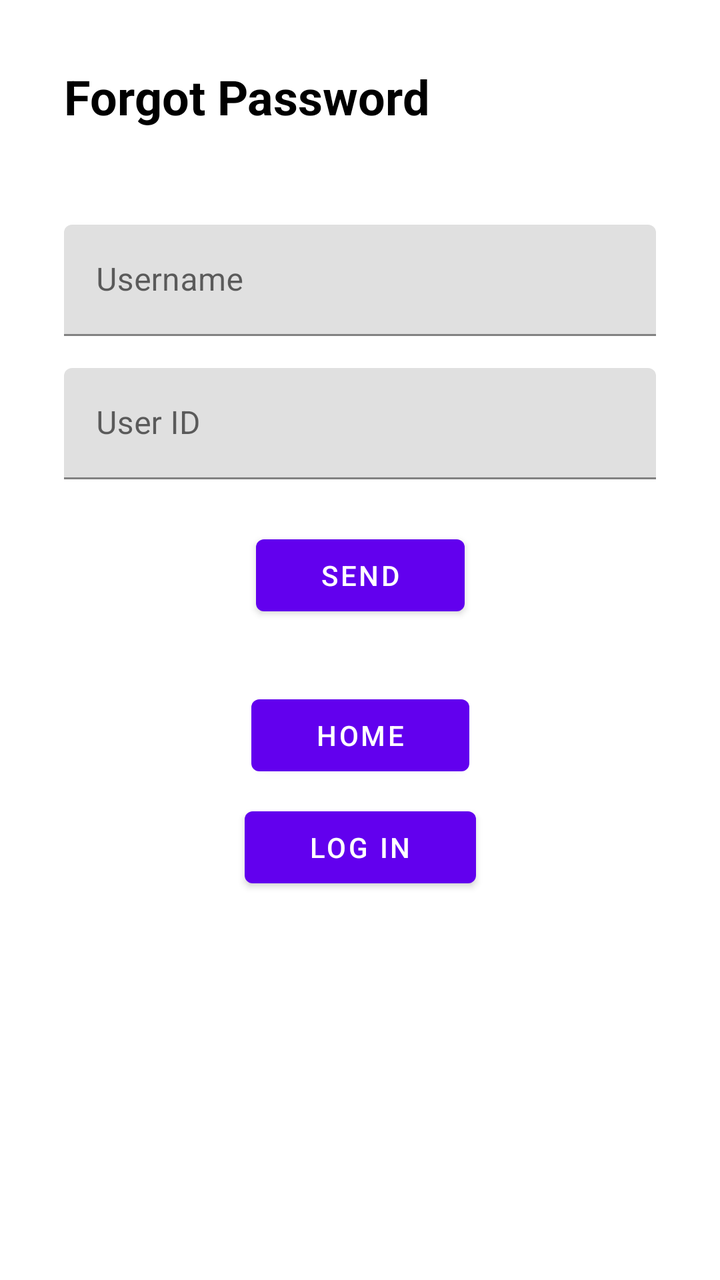
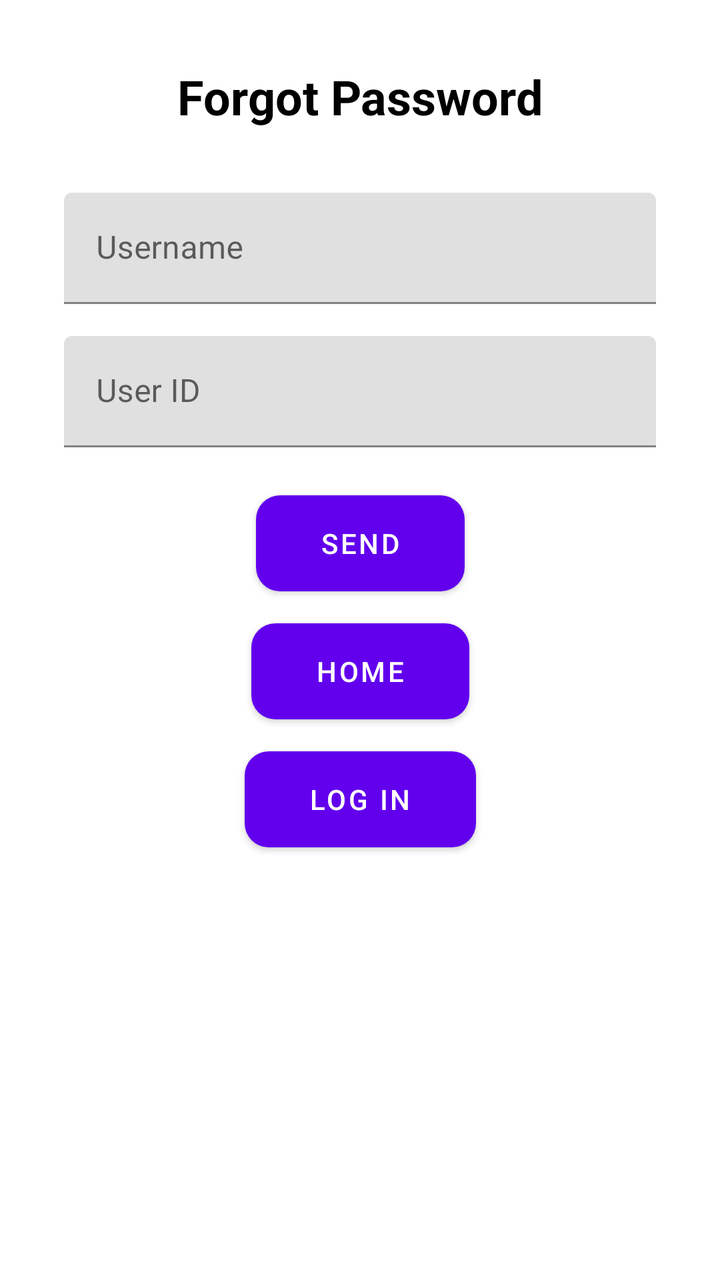

The first picture is an Android layout as it rendered before a commit; the second is the same layout after the commit. The layout source and the unified diff follow.
<!-- AndroidManifest.xml: application theme Theme.HarmonieBudget -->
<!-- res/layout/activity_forgot_password.xml -->
<?xml version="1.0" encoding="utf-8"?>
<androidx.constraintlayout.widget.ConstraintLayout
    xmlns:android="http://schemas.android.com/apk/res/android"
    xmlns:app="http://schemas.android.com/apk/res-auto"
    android:layout_width="match_parent"
    android:layout_height="match_parent"
    android:padding="32dp"
    android:background="@color/white">

    <TextView
        android:id="@+id/tv_forgot_password_title"
        android:layout_width="wrap_content"
        android:layout_height="wrap_content"
        android:text="@string/forgot_password_title"
        android:textSize="24sp"
        android:textStyle="bold"
        app:layout_constraintTop_toTopOf="parent"
        app:layout_constraintStart_toStartOf="parent" />

    <com.google.android.material.textfield.TextInputLayout
        android:id="@+id/til_username"
        android:layout_width="0dp"
        android:layout_height="wrap_content"
        android:layout_marginTop="48dp"
        app:layout_constraintTop_toBottomOf="@id/tv_forgot_password_title"
        app:layout_constraintStart_toStartOf="parent"
        app:layout_constraintEnd_toEndOf="parent">

        <com.google.android.material.textfield.TextInputEditText
            android:id="@+id/et_username"
            android:layout_width="match_parent"
            android:layout_height="wrap_content"
            android:hint="@string/username_hint"
            android:textColor="@android:color/black" />
    </com.google.android.material.textfield.TextInputLayout>

    <com.google.android.material.textfield.TextInputLayout
        android:id="@+id/til_user_id"
        android:layout_width="0dp"
        android:layout_height="wrap_content"
        android:layout_marginTop="16dp"
        app:layout_constraintTop_toBottomOf="@id/til_username"
        app:layout_constraintStart_toStartOf="parent"
        app:layout_constraintEnd_toEndOf="parent">

        <com.google.android.material.textfield.TextInputEditText
            android:id="@+id/et_user_id"
            android:layout_width="match_parent"
            android:layout_height="wrap_content"
            android:hint="@string/user_id_hint"
            android:textColor="@android:color/black" />
    </com.google.android.material.textfield.TextInputLayout>

    <Button
        android:id="@+id/btn_send"
        android:layout_width="wrap_content"
        android:layout_height="wrap_content"
        android:text="@string/send_button"
        android:minHeight="48dp"
        android:paddingStart="32dp"
        android:paddingEnd="32dp"
        android:layout_marginTop="24dp"
        app:layout_constraintTop_toBottomOf="@id/til_user_id"
        app:layout_constraintStart_toStartOf="parent"
        app:layout_constraintEnd_toEndOf="parent" />

    <TextView
        android:id="@+id/tv_new_password_title"
        android:layout_width="wrap_content"
        android:layout_height="wrap_content"
        android:text="@string/new_password_title"
        android:textSize="18sp"
        android:textStyle="bold"
        android:visibility="gone"
        app:layout_constraintTop_toBottomOf="@id/btn_send"
        app:layout_constraintStart_toStartOf="parent"
        app:layout_constraintEnd_toEndOf="parent" />

    <androidx.constraintlayout.widget.ConstraintLayout
        android:id="@+id/layout_new_password"
        android:layout_width="0dp"
        android:layout_height="wrap_content"
        android:visibility="gone"
        app:layout_constraintTop_toBottomOf="@id/tv_new_password_title"
        app:layout_constraintStart_toStartOf="parent"
        app:layout_constraintEnd_toEndOf="parent">

        <com.google.android.material.textfield.TextInputLayout
            android:id="@+id/til_new_password"
            android:layout_width="0dp"
            android:layout_height="wrap_content"
            android:layout_marginTop="16dp"
            app:layout_constraintTop_toTopOf="parent"
            app:layout_constraintStart_toStartOf="parent"
            app:layout_constraintEnd_toEndOf="parent">

            <com.google.android.material.textfield.TextInputEditText
                android:id="@+id/et_new_password"
                android:layout_width="match_parent"
                android:layout_height="wrap_content"
                android:hint="@string/password_hint"
                android:inputType="textPassword"
                android:textColor="@android:color/black" />
        </com.google.android.material.textfield.TextInputLayout>

        <com.google.android.material.textfield.TextInputLayout
            android:id="@+id/til_confirm_new_password"
            android:layout_width="0dp"
            android:layout_height="wrap_content"
            android:layout_marginTop="16dp"
            app:layout_constraintTop_toBottomOf="@id/til_new_password"
            app:layout_constraintStart_toStartOf="parent"
            app:layout_constraintEnd_toEndOf="parent">

            <com.google.android.material.textfield.TextInputEditText
                android:id="@+id/et_confirm_new_password"
                android:layout_width="match_parent"
                android:layout_height="wrap_content"
                android:hint="@string/confirm_password_hint"
                android:inputType="textPassword"
                android:textColor="@android:color/black" />
        </com.google.android.material.textfield.TextInputLayout>

        
        <Button
            android:id="@+id/btn_change_password"
            android:layout_width="wrap_content"
            android:layout_height="wrap_content"
            android:text="@string/reset_password"
            android:minHeight="48dp"
            android:paddingStart="32dp"
            android:paddingEnd="32dp"
            android:layout_marginTop="24dp"
            app:layout_constraintTop_toBottomOf="@id/til_confirm_new_password"
            app:layout_constraintStart_toStartOf="parent"
            app:layout_constraintEnd_toEndOf="parent" />

    </androidx.constraintlayout.widget.ConstraintLayout>

    <Button
        android:id="@+id/btn_home"
        android:layout_width="wrap_content"
        android:layout_height="wrap_content"
        android:text="@string/home_button"
        android:minHeight="48dp"
        android:paddingStart="32dp"
        android:paddingEnd="32dp"
        android:layout_marginTop="32dp"
        app:layout_constraintTop_toBottomOf="@id/layout_new_password"
        app:layout_constraintStart_toStartOf="parent"
        app:layout_constraintEnd_toEndOf="parent" />

    <Button
        android:id="@+id/btn_log_in"
        android:layout_width="wrap_content"
        android:layout_height="wrap_content"
        android:text="@string/log_in_button"
        android:minHeight="48dp"
        android:paddingStart="32dp"
        android:paddingEnd="32dp"
        android:layout_marginTop="8dp"
        app:layout_constraintTop_toBottomOf="@id/btn_home"
        app:layout_constraintStart_toStartOf="parent"
        app:layout_constraintEnd_toEndOf="parent" />

</androidx.constraintlayout.widget.ConstraintLayout>
<!-- resources referenced by this layout -->
<resources>
  <color name="white">#FFFFFFFF</color>
  <string name="confirm_password_hint">Confirm Password</string>
  <string name="forgot_password_title">Forgot Password</string>
  <string name="home_button">Home</string>
  <string name="log_in_button">Log In</string>
  <string name="new_password_title">New Password</string>
  <string name="password_hint">Password</string>
  <string name="reset_password">Reset Password</string>
  <string name="send_button">Send</string>
  <string name="user_id_hint">User ID</string>
  <string name="username_hint">Username</string>
  <style name="Theme.HarmonieBudget" parent="Theme.MaterialComponents.DayNight.NoActionBar">
  
          
          <item name="colorPrimary">@color/purple_500</item>
  
          
          <item name="colorPrimaryVariant">@color/purple_700</item>
  
          
          <item name="colorSecondary">@color/teal_200</item>
  
          
          <item name="android:windowBackground">@color/white</item>
  
          
          <item name="android:textColor">@android:color/black</item>
  
      </style>
  <color name="purple_500">#FF6200EE</color>
  <color name="purple_700">#FF3700B3</color>
  <color name="teal_200">#FF03DAC5</color>
</resources>

<!-- the commit's change to res/layout/activity_forgot_password.xml (unified diff, before → after) -->
@@ -7,6 +7,7 @@
     android:padding="32dp"
     android:background="@color/white">
 
+    
     <TextView
         android:id="@+id/tv_forgot_password_title"
         android:layout_width="wrap_content"
@@ -15,17 +16,18 @@
         android:textSize="24sp"
         android:textStyle="bold"
         app:layout_constraintTop_toTopOf="parent"
-        app:layout_constraintStart_toStartOf="parent" />
+        app:layout_constraintStart_toStartOf="parent"
+        app:layout_constraintEnd_toEndOf="parent" />
 
+    
     <com.google.android.material.textfield.TextInputLayout
         android:id="@+id/til_username"
         android:layout_width="0dp"
         android:layout_height="wrap_content"
-        android:layout_marginTop="48dp"
+        android:layout_marginTop="32dp"
         app:layout_constraintTop_toBottomOf="@id/tv_forgot_password_title"
         app:layout_constraintStart_toStartOf="parent"
         app:layout_constraintEnd_toEndOf="parent">
-
         <com.google.android.material.textfield.TextInputEditText
             android:id="@+id/et_username"
             android:layout_width="match_parent"
@@ -34,6 +36,7 @@
             android:textColor="@android:color/black" />
     </com.google.android.material.textfield.TextInputLayout>
 
+    
     <com.google.android.material.textfield.TextInputLayout
         android:id="@+id/til_user_id"
         android:layout_width="0dp"
@@ -42,7 +45,6 @@
         app:layout_constraintTop_toBottomOf="@id/til_username"
         app:layout_constraintStart_toStartOf="parent"
         app:layout_constraintEnd_toEndOf="parent">
-
         <com.google.android.material.textfield.TextInputEditText
             android:id="@+id/et_user_id"
             android:layout_width="match_parent"
@@ -51,19 +53,55 @@
             android:textColor="@android:color/black" />
     </com.google.android.material.textfield.TextInputLayout>
 
+    
     <Button
         android:id="@+id/btn_send"
         android:layout_width="wrap_content"
         android:layout_height="wrap_content"
-        android:text="@string/send_button"
+        android:text="SEND"
         android:minHeight="48dp"
         android:paddingStart="32dp"
         android:paddingEnd="32dp"
+        android:background="@drawable/rounded_button"
+        android:textColor="#FFFFFF"
         android:layout_marginTop="24dp"
         app:layout_constraintTop_toBottomOf="@id/til_user_id"
         app:layout_constraintStart_toStartOf="parent"
         app:layout_constraintEnd_toEndOf="parent" />
 
+    
+    <Button
+        android:id="@+id/btn_home"
+        android:layout_width="wrap_content"
+        android:layout_height="wrap_content"
+        android:text="@string/home_button"
+        android:minHeight="48dp"
+        android:paddingStart="32dp"
+        android:paddingEnd="32dp"
+        android:background="@drawable/rounded_button"
+        android:textColor="#FFFFFF"
+        android:layout_marginTop="16dp"
+        app:layout_constraintTop_toBottomOf="@id/btn_send"
+        app:layout_constraintStart_toStartOf="parent"
+        app:layout_constraintEnd_toEndOf="parent" />
+
+    
+    <Button
+        android:id="@+id/btn_log_in"
+        android:layout_width="wrap_content"
+        android:layout_height="wrap_content"
+        android:text="@string/log_in_button"
+        android:minHeight="48dp"
+        android:paddingStart="32dp"
+        android:paddingEnd="32dp"
+        android:background="@drawable/rounded_button"
+        android:textColor="#FFFFFF"
+        android:layout_marginTop="16dp"
+        app:layout_constraintTop_toBottomOf="@id/btn_home"
+        app:layout_constraintStart_toStartOf="parent"
+        app:layout_constraintEnd_toEndOf="parent" />
+
+    
     <TextView
         android:id="@+id/tv_new_password_title"
         android:layout_width="wrap_content"
@@ -72,7 +110,7 @@
         android:textSize="18sp"
         android:textStyle="bold"
         android:visibility="gone"
-        app:layout_constraintTop_toBottomOf="@id/btn_send"
+        app:layout_constraintTop_toBottomOf="@id/btn_log_in"
         app:layout_constraintStart_toStartOf="parent"
         app:layout_constraintEnd_toEndOf="parent" />
 
@@ -93,7 +131,6 @@
             app:layout_constraintTop_toTopOf="parent"
             app:layout_constraintStart_toStartOf="parent"
             app:layout_constraintEnd_toEndOf="parent">
-
             <com.google.android.material.textfield.TextInputEditText
                 android:id="@+id/et_new_password"
                 android:layout_width="match_parent"
@@ -111,7 +148,6 @@
             app:layout_constraintTop_toBottomOf="@id/til_new_password"
             app:layout_constraintStart_toStartOf="parent"
             app:layout_constraintEnd_toEndOf="parent">
-
             <com.google.android.material.textfield.TextInputEditText
                 android:id="@+id/et_confirm_new_password"
                 android:layout_width="match_parent"
@@ -126,10 +162,12 @@
             android:id="@+id/btn_change_password"
             android:layout_width="wrap_content"
             android:layout_height="wrap_content"
-            android:text="@string/reset_password"
+            android:text="Confirm"
             android:minHeight="48dp"
             android:paddingStart="32dp"
             android:paddingEnd="32dp"
+            android:background="@drawable/rounded_button"
+            android:textColor="#FFFFFF"
             android:layout_marginTop="24dp"
             app:layout_constraintTop_toBottomOf="@id/til_confirm_new_password"
             app:layout_constraintStart_toStartOf="parent"
@@ -137,30 +175,4 @@
 
     </androidx.constraintlayout.widget.ConstraintLayout>
 
-    <Button
-        android:id="@+id/btn_home"
-        android:layout_width="wrap_content"
-        android:layout_height="wrap_content"
-        android:text="@string/home_button"
-        android:minHeight="48dp"
-        android:paddingStart="32dp"
-        android:paddingEnd="32dp"
-        android:layout_marginTop="32dp"
-        app:layout_constraintTop_toBottomOf="@id/layout_new_password"
-        app:layout_constraintStart_toStartOf="parent"
-        app:layout_constraintEnd_toEndOf="parent" />
-
-    <Button
-        android:id="@+id/btn_log_in"
-        android:layout_width="wrap_content"
-        android:layout_height="wrap_content"
-        android:text="@string/log_in_button"
-        android:minHeight="48dp"
-        android:paddingStart="32dp"
-        android:paddingEnd="32dp"
-        android:layout_marginTop="8dp"
-        app:layout_constraintTop_toBottomOf="@id/btn_home"
-        app:layout_constraintStart_toStartOf="parent"
-        app:layout_constraintEnd_toEndOf="parent" />
-
 </androidx.constraintlayout.widget.ConstraintLayout>
<!-- resource entries referenced after the edit -->
@@ -1,14 +1,19 @@
 <!-- resources referenced by this layout -->
 <resources>
   <color name="white">#FFFFFFFF</color>
+  <!-- drawable rounded_button (drawable) -->
+  <?xml version="1.0" encoding="utf-8"?>
+  <shape xmlns:android="http://schemas.android.com/apk/res/android">
+      <solid android:color="#007AFF" /> 
+      <corners android:radius="12dp" /> 
+      <padding android:left="16dp" android:top="12dp" android:right="16dp" android:bottom="12dp" />
+  </shape>
   <string name="confirm_password_hint">Confirm Password</string>
   <string name="forgot_password_title">Forgot Password</string>
   <string name="home_button">Home</string>
   <string name="log_in_button">Log In</string>
   <string name="new_password_title">New Password</string>
   <string name="password_hint">Password</string>
-  <string name="reset_password">Reset Password</string>
-  <string name="send_button">Send</string>
   <string name="user_id_hint">User ID</string>
   <string name="username_hint">Username</string>
   <style name="Theme.HarmonieBudget" parent="Theme.MaterialComponents.DayNight.NoActionBar">
